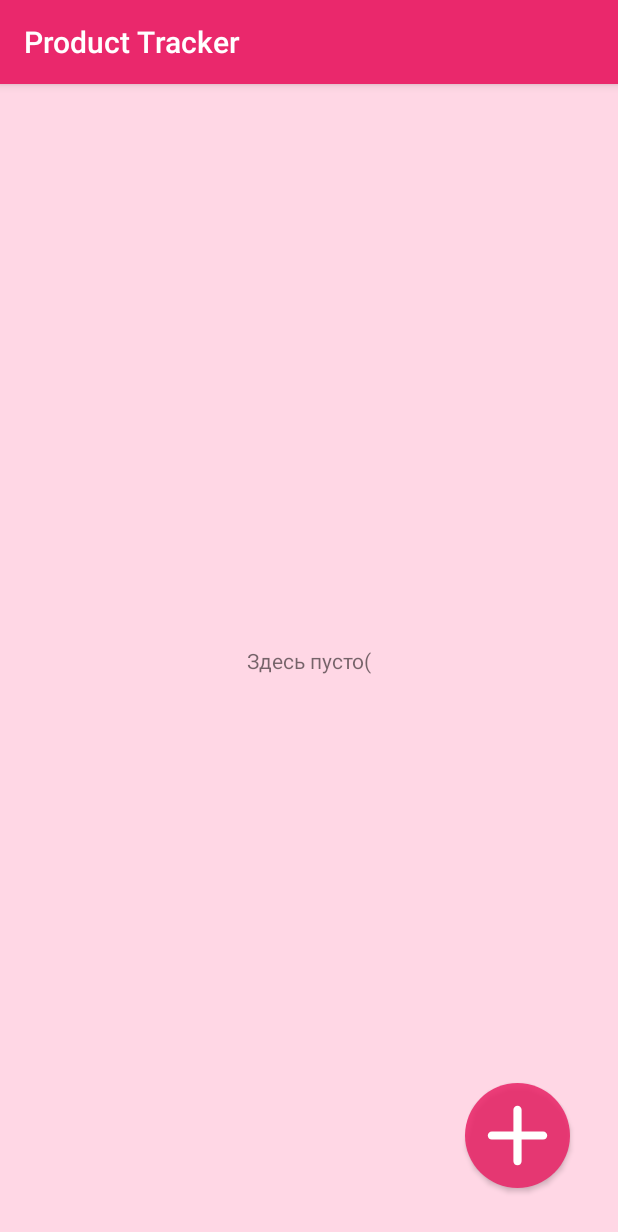
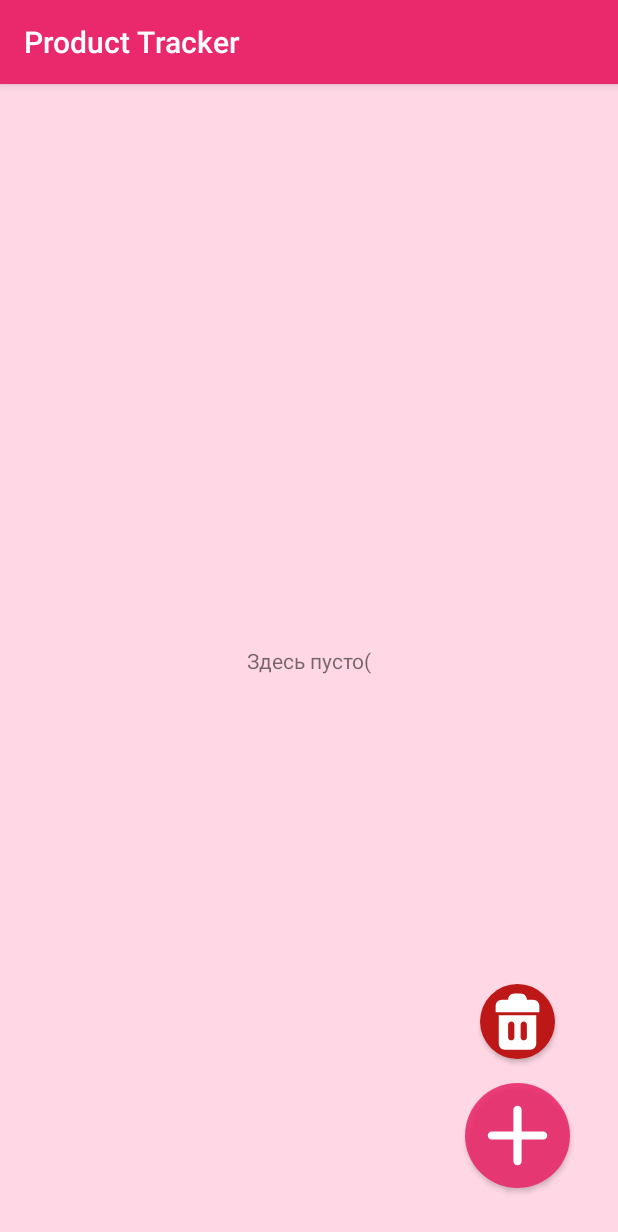
Before and after one commit to Antzu7/product_expiration_date_tracker, an Android app: the screen it shows after launch (ProductListActivity), on a phone screen of 412 x 824 dp. Shown: the top 1232 px of the screen. Run offline under Robolectric (Android 15) with nearby library versions, the phone set to English and light mode, and no system bars; 2 statements that could not run were skipped.

Commit message:
добавил удаление всех продуктов

```diff
--- a/app/src/main/java/com/example/product_expiration_date_tracker/DBManager.java
+++ b/app/src/main/java/com/example/product_expiration_date_tracker/DBManager.java
@@ -60,6 +60,10 @@ public class DBManager {
         database.delete(DBHelper.TABLE_NAME, DBHelper._ID + " = " + _id, null);
     }
 
+    public void deleteAll() {
+        database.delete(DBHelper.TABLE_NAME, "", null);
+    }
+
     public Cursor getExpired() {
         String query = "SELECT _id, name FROM " +  DBHelper.TABLE_NAME + " WHERE date() = expirationDate";
         Cursor cursor = database.rawQuery(query, null);
--- a/app/src/main/java/com/example/product_expiration_date_tracker/ProductListActivity.java
+++ b/app/src/main/java/com/example/product_expiration_date_tracker/ProductListActivity.java
@@ -5,6 +5,7 @@ import androidx.work.ExistingPeriodicWorkPolicy;
 import androidx.work.PeriodicWorkRequest;
 import androidx.work.WorkManager;
 
+import android.annotation.SuppressLint;
 import android.content.Intent;
 import android.database.Cursor;
 import android.graphics.Color;
@@ -27,7 +28,7 @@ public class ProductListActivity extends AppCompatActivity {
     Globals globals = Globals.getInstance();
     private DBManager dbManager;
     private ListView listView;
-    private Button addBtn;
+    private Button addBtn, delBtn;
     private MyAdapter adapter;
     final String[] from = new String[] { DBHelper._ID, DBHelper.NAME, DBHelper.EXPIRATION_DATE, "interval" };
     final int[] to = new int[] { R.id.id, R.id.name, R.id.date, R.id.interval };
@@ -46,6 +47,7 @@ public class ProductListActivity extends AppCompatActivity {
         listView.setEmptyView(findViewById(R.id.empty));
 
         addBtn = (Button) findViewById(R.id.add_product_btn);
+        delBtn = (Button) findViewById(R.id.del_products_btn);
 
         adapter = new MyAdapter(this, R.layout.activity_view_record, cursor, from, to, 0);
         adapter.notifyDataSetChanged();
@@ -85,5 +87,15 @@ public class ProductListActivity extends AppCompatActivity {
                 startActivity(add_intent);
             }
         });
+
+        delBtn.setOnClickListener(new View.OnClickListener() {
+            @SuppressLint("UnsafeIntentLaunch")
+            @Override
+            public void onClick(View v) {
+                dbManager.deleteAll();
+                finish();
+                startActivity(getIntent());
+            }
+        });
     }
 }
--- /dev/null
+++ b/app/src/main/res/drawable/deletebtn.xml
@@ -0,0 +1,16 @@
+<?xml version="1.0" encoding="utf-8"?>
+<layer-list xmlns:android="http://schemas.android.com/apk/res/android">
+    <item>
+        <shape android:shape="oval">
+            <solid android:color="#BD1717"/>
+        </shape>
+    </item>
+    <item>
+        <vector android:height="50dp" android:viewportHeight="24"
+            android:viewportWidth="24" android:width="50dp" xmlns:android="http://schemas.android.com/apk/res/android">
+            <path android:fillColor="#FFFFFF" android:fillType="evenOdd" android:pathData="M6,10L18,10L18,19C18,20.105 17.105,21 16,21L8,21C6.895,21 6,20.105 6,19L6,10ZM9,5C9,3.895 9.895,3 11,3L13,3C14.105,3 15,3.895 15,5L17,5C18.105,5 19,5.895 19,7L19,9L5,9L5,7C5,5.895 5.895,5 7,5L9,5ZM10,12C9.448,12 9,12.448 9,13L9,17C9,17.552 9.448,18 10,18C10.552,18 11,17.552 11,17L11,13C11,12.448 10.552,12 10,12ZM14,12C13.448,12 13,12.448 13,13L13,17C13,17.552 13.448,18 14,18C14.552,18 15,17.552 15,17L15,13C15,12.448 14.552,12 14,12Z"/>
+        </vector>
+
+    </item>
+
+</layer-list>
--- a/app/src/main/res/layout/activity_main.xml
+++ b/app/src/main/res/layout/activity_main.xml
@@ -37,6 +37,17 @@
     </LinearLayout>
 
     <Button
+        android:id="@+id/del_products_btn"
+        android:layout_width="50dp"
+        android:layout_height="50dp"
+        android:layout_marginBottom="16dp"
+        android:background="@drawable/deletebtn"
+        android:textSize="34sp"
+        app:layout_constraintBottom_toTopOf="@+id/add_product_btn"
+        app:layout_constraintEnd_toEndOf="@+id/add_product_btn"
+        app:layout_constraintStart_toStartOf="@+id/add_product_btn" />
+
+    <Button
         android:id="@+id/add_product_btn"
         android:layout_width="70dp"
         android:layout_height="70dp"
```
